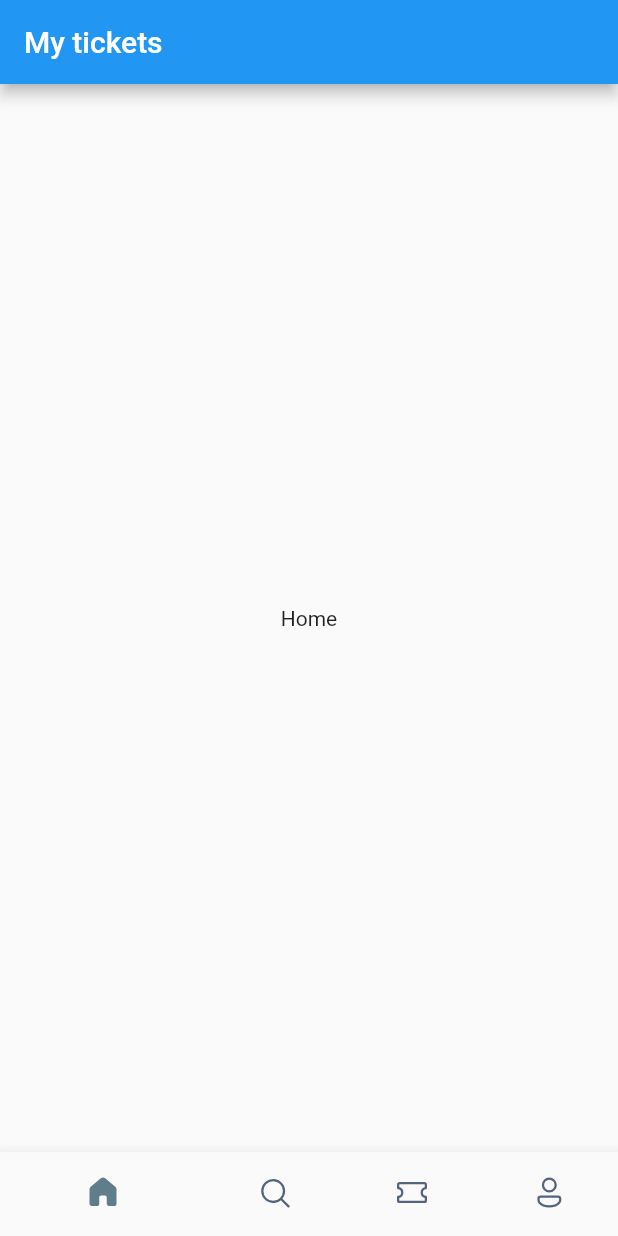
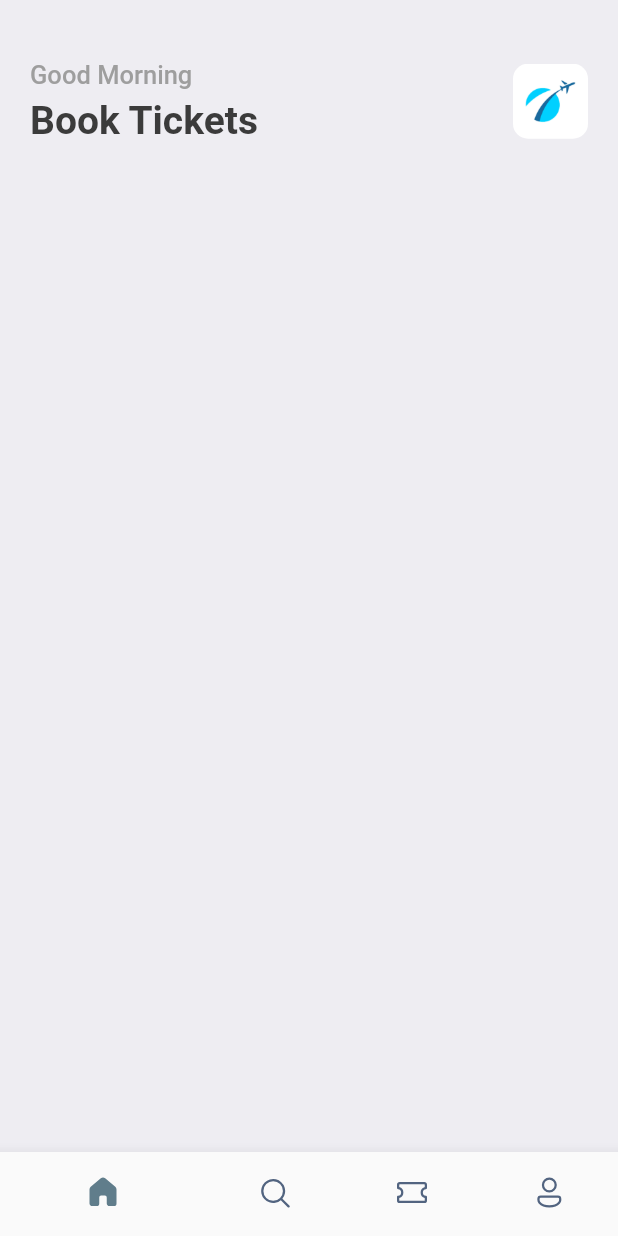
Before and after one commit to Linabousbih/TravelApp, a Flutter app: the screen it shows after launch, on a phone screen of 412 x 824 dp. Run offline on Flutter 3.47's test engine with Material 2 defaults, Android fonts, the phone set to English and light mode, and no system bars; our stand-ins replace fluentui_icons, gap.

Commit message:
Appbar section

```diff
--- a/lib/main.dart
+++ b/lib/main.dart
@@ -1,4 +1,5 @@
 import 'package:first_one/screens/bottom_bar.dart';
+import 'package:first_one/utils/app_styles.dart';
 import 'package:flutter/material.dart';
 
 void main() {
@@ -12,6 +13,7 @@ class MyApp extends StatelessWidget {
   @override
   Widget build(BuildContext context) {
     return MaterialApp(
+      debugShowCheckedModeBanner: false,
       title: 'Flutter Demo',
       theme: ThemeData(
         // This is the theme of your application.
@@ -23,7 +25,7 @@ class MyApp extends StatelessWidget {
         // or simply save your changes to "hot reload" in a Flutter IDE).
         // Notice that the counter didn't reset back to zero; the application
         // is not restarted.
-        primarySwatch: Colors.blue,
+        primaryColor: primary,
       ),
       home: const BottomBar(),
     );
--- a/lib/screens/bottom_bar.dart
+++ b/lib/screens/bottom_bar.dart
@@ -1,3 +1,4 @@
+import 'package:first_one/screens/home_screen.dart';
 import 'package:fluentui_icons/fluentui_icons.dart';
 import 'package:flutter/cupertino.dart';
 import 'package:flutter/material.dart';
@@ -14,7 +15,7 @@ class _BottomBarState extends State<BottomBar> {
 int _selectedIndex=0;
 
   static final List<Widget> _widgetOptions = <Widget>[
-    const Text("Home"),
+    HomeScreen(),
     const Text("Search"),
     const Text("Tickets"),
     const Text("Profile")
@@ -27,9 +28,6 @@ void _itemTapped(int index){
   @override
   Widget build(BuildContext context) {
     return Scaffold(
-      appBar: AppBar(
-        title: Text("My tickets"),
-      ),
       body: Center(child: _widgetOptions[_selectedIndex]),
       bottomNavigationBar: BottomNavigationBar(
         currentIndex: _selectedIndex,
--- /dev/null
+++ b/lib/screens/home_screen.dart
@@ -0,0 +1,47 @@
+import 'package:flutter/material.dart';
+import 'package:first_one/utils/app_styles.dart';
+import 'package:gap/gap.dart';
+
+
+class HomeScreen extends StatelessWidget {
+  const HomeScreen({super.key});
+
+  @override
+  Widget build(BuildContext context) {
+    return Scaffold(
+      backgroundColor: Styles.bgColor,
+      body: ListView(
+        children: [
+          Container(
+            padding: const EdgeInsets.symmetric(horizontal: 20),
+            child: Column(
+              children: [
+                const Gap(40),
+                Row(
+                  mainAxisAlignment: MainAxisAlignment.spaceBetween,
+                  children: [
+                    Column(
+                      crossAxisAlignment: CrossAxisAlignment.start,
+                      children:  [
+                        Text("Good Morning", style: Styles.headlineStyleS,),
+                        const Gap(5),
+                        Text("Book Tickets", style: Styles.headlineStyle,)
+                      ],
+                    ),
+                    Container(
+                        height: 50,
+                        width: 50,
+                        decoration: BoxDecoration(
+                            borderRadius: BorderRadius.circular(10),
+                            image: DecorationImage(
+                                image: AssetImage("assets/images/img_1.png"))))
+                  ],
+                )
+              ],
+            ),
+          )
+        ],
+      ),
+    );
+  }
+}
--- /dev/null
+++ b/lib/utils/app_styles.dart
@@ -0,0 +1,15 @@
+import 'package:flutter/material.dart';
+
+Color primary = const Color(0xFF687daf);
+
+class Styles{
+  static Color primaryColor = primary;
+  static Color textColor = const Color(0xFF3b3b3b);
+  static Color bgColor = const  Color(0xFFeeedf2);
+  static Color orangeColor = const Color(0xFF526799);
+  static TextStyle textStyle= TextStyle(fontSize:16 , fontWeight: FontWeight.w500, color: textColor);
+  static TextStyle headlineStyle= TextStyle(fontSize:26 , fontWeight: FontWeight.bold, color: textColor);
+  static TextStyle headlineStyleM= TextStyle(fontSize:21 , fontWeight: FontWeight.bold, color: textColor);
+  static TextStyle headlineStyleS= TextStyle(fontSize:17 , fontWeight: FontWeight.w500, color: Colors.grey.shade500);
+  static TextStyle headlineStyleXS= TextStyle(fontSize:14 , fontWeight: FontWeight.w500, color: Colors.grey.shade500);
+}
--- a/pubspec.yaml
+++ b/pubspec.yaml
@@ -37,6 +37,7 @@ dependencies:
   # Use with the CupertinoIcons class for iOS style icons.
   cupertino_icons: ^1.0.2
   fluentui_icons: ^1.0.0
+  gap: ^2.0.0
 
 dev_dependencies:
   flutter_test:
@@ -61,8 +62,8 @@ flutter:
   uses-material-design: true
 
   # To add assets to your application, add an assets section, like this:
-  # assets:
-  #   - images/a_dot_burr.jpeg
+  assets:
+    - assets/images/
   #   - images/a_dot_ham.jpeg
 
   # An image asset can refer to one or more resolution-specific "variants", see
```
Also changed, not shown: assets/images/img.png (added), assets/images/img_1.png (added), assets/images/one.png (added), assets/images/sit.jpg (added), assets/images/three.png (added), assets/images/two.png (added), assets/images/visa.png (added), pubspec.lock.
